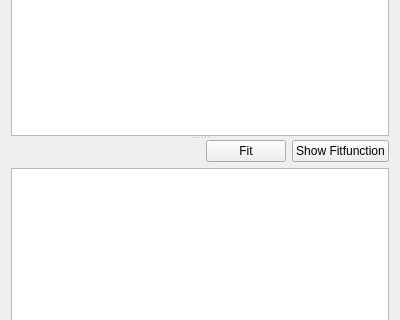
MonroeQuantumNetworks/IonControl, file ui/AnalysisControl.ui: the form before one commit; both pictures show x 0 to 400 and y 193 to 513 of the 400 by 672 pixel window.
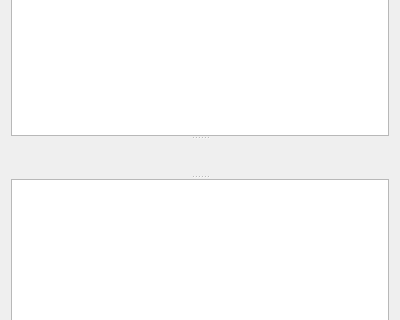
The form after the commit. Icons and pictures are not drawn. Custom widgets are drawn as their Qt base class.

Commit message: include a full fitui in analysis control

Diff of the .ui file:
```diff
--- a/ui/AnalysisControl.ui
+++ b/ui/AnalysisControl.ui
@@ -185,27 +185,14 @@
            </property>
           </spacer>
          </item>
-         <item>
-          <widget class="QPushButton" name="fitButton">
-           <property name="text">
-            <string>Fit</string>
-           </property>
-          </widget>
-         </item>
-         <item>
-          <widget class="QPushButton" name="showFitfunctionButton">
-           <property name="text">
-            <string>Show Fitfunction</string>
-           </property>
-          </widget>
-         </item>
         </layout>
        </item>
        <item>
-        <widget class="TableViewExtended" name="pushTableView"/>
+        <widget class="QWidget" name="fitWidgetWidget" native="true"/>
        </item>
       </layout>
      </widget>
+     <widget class="TableViewExtended" name="pushTableView"/>
     </widget>
    </item>
    <item>
```
The commit also changes 3 other files.
